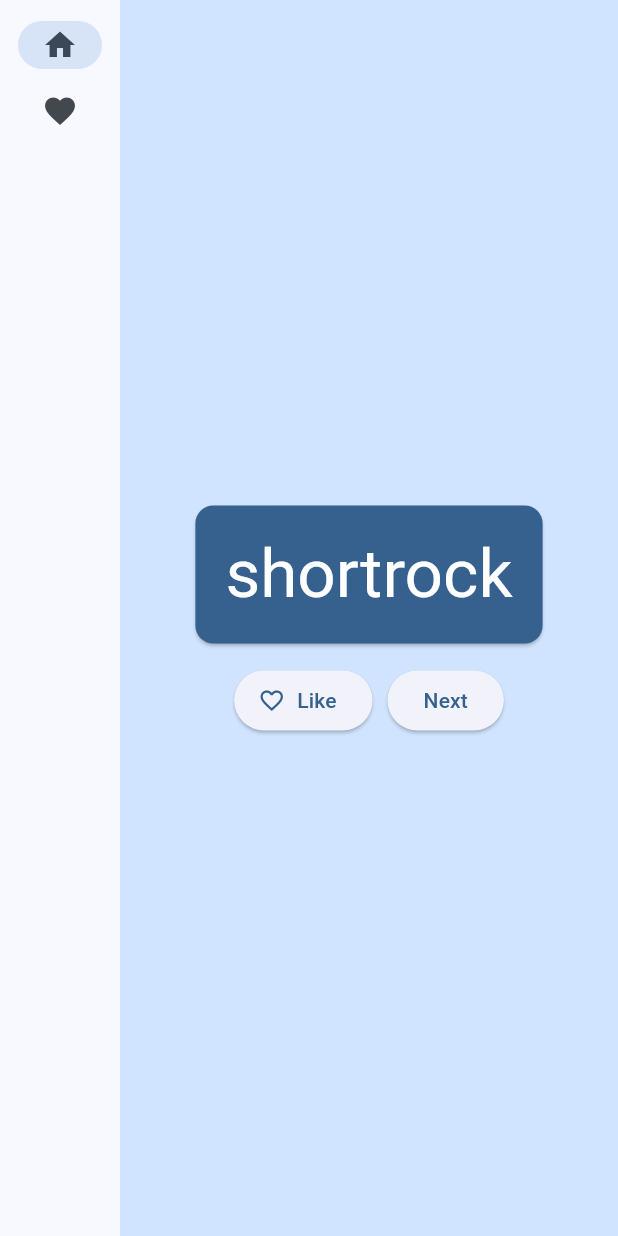
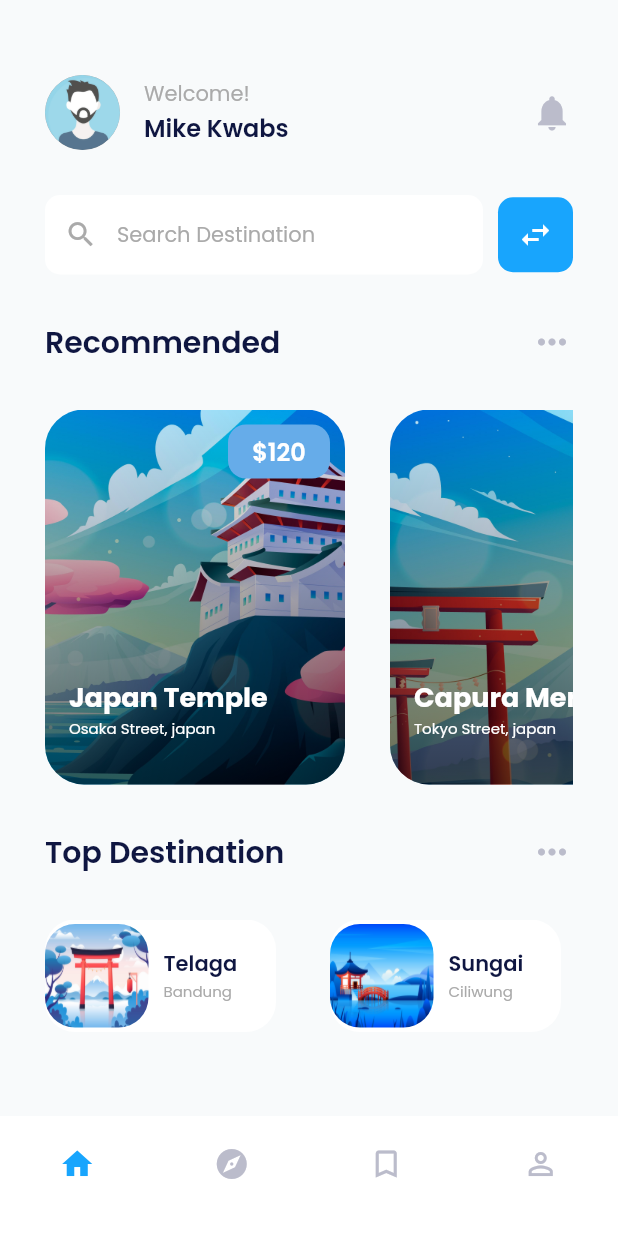
Before and after one commit to mikekwabs/learning-flutter, a Flutter app: the screen it shows after launch, on a phone screen of 412 x 824 dp. Run offline on Flutter 3.47's test engine with Material 2 defaults, Android fonts, the phone set to English and light mode, and no system bars; our stand-ins replace google_fonts.

Commit message:
designed android version of UI sample :dart:

```diff
--- /dev/null
+++ b/lib/components/card.dart
@@ -0,0 +1,34 @@
+import "package:flutter/material.dart";
+import "../models/destination.dart";
+import "card_image.dart";
+
+class CardView extends StatelessWidget {
+  const CardView({super.key});
+
+  @override
+  Widget build(BuildContext context) {
+    List<Destination> destinations = [
+      Destination(
+          "images/one.jpg", "Japan Temple", "120", "Osaka Street, japan"),
+      Destination(
+          "images/two.jpg", "Capura Mero", "100", "Tokyo Street, japan"),
+      Destination("images/three.jpg", "Telaga", "80", "Bandung, japan"),
+    ];
+    return SizedBox(
+      height: 250,
+      child: ListView.builder(
+        itemCount: destinations.length,
+        itemBuilder: (context, index) {
+          var dest = destinations[index];
+          return CardImage(
+              image: dest.image,
+              name: dest.name,
+              price: dest.price,
+              location: dest.location);
+        },
+        scrollDirection: Axis.horizontal,
+        physics: BouncingScrollPhysics(),
+      ),
+    );
+  }
+}
--- /dev/null
+++ b/lib/components/card_dest_image.dart
@@ -0,0 +1,49 @@
+import 'package:flutter/material.dart';
+import 'package:new_app/utils/styles.dart';
+
+class CardDestImage extends StatelessWidget {
+  final String name;
+  final String image;
+  final String location;
+
+  const CardDestImage(
+      {super.key,
+      required this.name,
+      required this.image,
+      required this.location});
+
+  @override
+  Widget build(BuildContext context) {
+    return Container(
+      width: 154,
+      height: 75,
+      margin: EdgeInsets.only(right: 36),
+      decoration:
+          BoxDecoration(color: white, borderRadius: BorderRadius.circular(20)),
+      child: Row(
+        children: [
+          Container(
+            width: 69,
+            height: 69,
+            decoration: BoxDecoration(
+                borderRadius: BorderRadius.circular(20),
+                image: DecorationImage(
+                    image: AssetImage(image), fit: BoxFit.fill)),
+          ),
+          SizedBox(width: xsmall),
+          Column(
+            crossAxisAlignment: CrossAxisAlignment.start,
+            mainAxisAlignment: MainAxisAlignment.center,
+            children: [
+              Text(name, style: heading4),
+              Text(
+                location,
+                style: p3,
+              )
+            ],
+          )
+        ],
+      ),
+    );
+  }
+}
--- /dev/null
+++ b/lib/components/card_image.dart
@@ -0,0 +1,76 @@
+import 'package:flutter/material.dart';
+import 'package:new_app/utils/styles.dart';
+
+class CardImage extends StatelessWidget {
+  final String image;
+  final String name;
+  final String price;
+  final String location;
+
+  const CardImage(
+      {super.key,
+      required this.image,
+      required this.name,
+      required this.price,
+      required this.location});
+
+  @override
+  Widget build(BuildContext context) {
+    return Container(
+        width: 200,
+        height: 250,
+        margin: EdgeInsets.only(right: medium),
+        decoration: BoxDecoration(
+          borderRadius: BorderRadius.circular(26),
+          image: DecorationImage(image: AssetImage(image), fit: BoxFit.cover),
+        ),
+        child: Container(
+          decoration: BoxDecoration(
+              borderRadius: BorderRadius.circular(26),
+              gradient: LinearGradient(colors: [
+                Color.fromRGBO(0, 0, 0, 0.6),
+                Colors.transparent,
+              ], begin: Alignment.bottomCenter, end: Alignment.topCenter)),
+          child: Padding(
+            padding: EdgeInsets.only(left: small, bottom: medium),
+            child: Column(
+              crossAxisAlignment: CrossAxisAlignment.start,
+              mainAxisAlignment: MainAxisAlignment.spaceBetween,
+              children: [
+                Row(
+                  mainAxisAlignment: MainAxisAlignment.end,
+                  children: [
+                    Padding(
+                      padding: const EdgeInsets.all(10),
+                      child: Container(
+                        width: 68,
+                        height: 36,
+                        decoration: BoxDecoration(
+                            color: accentLight,
+                            borderRadius: BorderRadius.circular(12)),
+                        child: Center(
+                          child: Text("\$$price", style: pPrice),
+                        ),
+                      ),
+                    )
+                  ],
+                ),
+                Column(
+                  crossAxisAlignment: CrossAxisAlignment.start,
+                  children: [
+                    Text(
+                      name,
+                      style: pBold,
+                    ),
+                    Text(
+                      location,
+                      style: pLocation,
+                    )
+                  ],
+                )
+              ],
+            ),
+          ),
+        ));
+  }
+}
--- /dev/null
+++ b/lib/components/heading.dart
@@ -0,0 +1,46 @@
+import "package:flutter/material.dart";
+import "package:new_app/utils/styles.dart";
+
+class HeadingSection extends StatelessWidget {
+  const HeadingSection({super.key});
+
+  @override
+  Widget build(BuildContext context) {
+    return Row(
+      mainAxisAlignment: MainAxisAlignment.spaceBetween,
+      children: [
+        Row(
+          children: [
+            Container(
+              width: 50,
+              height: 50,
+              decoration: BoxDecoration(
+                  color: text,
+                  borderRadius: BorderRadius.circular(100),
+                  image:
+                      DecorationImage(image: AssetImage("images/profile.png"))),
+            ),
+            SizedBox(
+              width: small,
+            ),
+            Column(
+              crossAxisAlignment: CrossAxisAlignment.start,
+              children: [
+                Text("Welcome!", style: p1),
+                Text(
+                  "Mike Kwabs",
+                  style: heading3,
+                )
+              ],
+            )
+          ],
+        ),
+        Icon(
+          Icons.notifications,
+          color: icon,
+          size: 28,
+        )
+      ],
+    );
+  }
+}
--- /dev/null
+++ b/lib/components/label_section.dart
@@ -0,0 +1,27 @@
+import "package:flutter/material.dart";
+import "../utils/styles.dart";
+
+class LabelSection extends StatelessWidget {
+  final String text;
+  final TextStyle style;
+
+  const LabelSection({required this.style, required this.text, super.key});
+
+  @override
+  Widget build(BuildContext context) {
+    return Row(
+      mainAxisAlignment: MainAxisAlignment.spaceBetween,
+      children: [
+        Text(
+          text,
+          style: style,
+        ),
+        Icon(
+          Icons.more_horiz,
+          color: icon,
+          size: 28,
+        )
+      ],
+    );
+  }
+}
--- /dev/null
+++ b/lib/components/search.dart
@@ -0,0 +1,46 @@
+import 'package:flutter/material.dart';
+import '../utils/styles.dart';
+
+class SearchSection extends StatelessWidget {
+  const SearchSection({super.key});
+
+  @override
+  Widget build(BuildContext context) {
+    return Row(
+      children: [
+        Expanded(
+            child: TextField(
+          style: p1,
+          cursorColor: accent,
+          decoration: InputDecoration(
+              contentPadding: EdgeInsets.symmetric(vertical: small),
+              hintText: "Search Destination",
+              hintStyle: p1,
+              fillColor: white,
+              filled: true,
+              border: OutlineInputBorder(
+                  borderRadius: BorderRadius.circular(10),
+                  borderSide: BorderSide.none),
+              prefixIcon: Icon(
+                Icons.search,
+                color: text,
+                size: 22,
+              )),
+        )),
+        SizedBox(
+          width: 10,
+        ),
+        Container(
+          height: 50,
+          width: 50,
+          decoration: BoxDecoration(
+              color: accent, borderRadius: BorderRadius.circular(10)),
+          child: Icon(
+            Icons.swap_horiz,
+            color: white,
+          ),
+        )
+      ],
+    );
+  }
+}
--- /dev/null
+++ b/lib/components/top_destination.dart
@@ -0,0 +1,30 @@
+import 'package:flutter/material.dart';
+import '../models/destination.dart';
+import 'card_dest_image.dart';
+
+class TopDestination extends StatelessWidget {
+  const TopDestination({super.key});
+
+  @override
+  Widget build(BuildContext context) {
+    List<Destination> destinations = [
+      Destination("images/four.jpg", "Telaga", "120", "Bandung"),
+      Destination("images/three.jpg", "Sungai", "100", "Ciliwung"),
+      Destination("images/two.jpg", "Mumabi", "100", "Talwia"),
+    ];
+
+    return SizedBox(
+      height: 75,
+      child: ListView.builder(
+        physics: BouncingScrollPhysics(),
+        itemCount: destinations.length,
+        itemBuilder: (context, index) {
+          var dest = destinations[index];
+          return CardDestImage(
+              image: dest.image, location: dest.location, name: dest.name);
+        },
+        scrollDirection: Axis.horizontal,
+      ),
+    );
+  }
+}
--- a/lib/main.dart
+++ b/lib/main.dart
@@ -1,9 +1,5 @@
-import 'package:english_words/english_words.dart';
-import 'package:flutter/material.dart';
-import 'package:provider/provider.dart';
-
-//entry point to the application: this tells Flutter to run the app
-// defined in MyApp
+import "package:flutter/material.dart";
+import "package:new_app/pages/home_page.dart";
 
 void main() {
   runApp(MyApp());
@@ -14,157 +10,10 @@ class MyApp extends StatelessWidget {
 
   @override
   Widget build(BuildContext context) {
-    return ChangeNotifierProvider(
-      create: (context) => MyAppState(),
-      child: MaterialApp(
-        title: 'Namer App',
-        theme: ThemeData(
-          useMaterial3: true,
-          colorScheme: ColorScheme.fromSeed(seedColor: Colors.blue),
-        ),
-        home: MyHomePage(),
-      ),
+    return MaterialApp(
+      debugShowCheckedModeBanner: false,
+      title: "Travel App",
+      home: HomePage(),
     );
   }
 }
-
-class MyAppState extends ChangeNotifier {
-  var current = WordPair.random();
-
-  //a function to get the next pair
-  void getNext() {
-    current = WordPair.random();
-    notifyListeners();
-  }
-
-  //save liked words
-  var favorites = <WordPair>[];
-
-  void toggleFavorite() {
-    if (favorites.contains(current)) {
-      favorites.remove(current);
-    } else {
-      favorites.add(current);
-    }
-    notifyListeners();
-  }
-}
-
-class MyHomePage extends StatefulWidget {
-  @override
-  State<MyHomePage> createState() => _MyHomePageState();
-}
-
-class _MyHomePageState extends State<MyHomePage> {
-  var selectedIndex = 0;
-
-  @override
-  Widget build(BuildContext context) {
-    return Scaffold(
-      body: Row(
-        children: [
-          SafeArea(
-            child: NavigationRail(
-              extended: false,
-              destinations: [
-                NavigationRailDestination(
-                  icon: Icon(Icons.home),
-                  label: Text('Home'),
-                ),
-                NavigationRailDestination(
-                  icon: Icon(Icons.favorite),
-                  label: Text('Favorites'),
-                ),
-              ],
-              selectedIndex: selectedIndex,
-              onDestinationSelected: (value) {
-                setState(() {
-                  selectedIndex = value;
-                });
-              },
-            ),
-          ),
-          Expanded(
-            child: Container(
-              color: Theme.of(context).colorScheme.primaryContainer,
-              child: GeneratorPage(),
-            ),
-          ),
-        ],
-      ),
-    );
-  }
-}
-
-class BigCard extends StatelessWidget {
-  const BigCard({
-    super.key,
-    required this.pair,
-  });
-
-  final WordPair pair;
-
-  @override
-  Widget build(BuildContext context) {
-    final theme = Theme.of(context);
-
-    final style = theme.textTheme.displayMedium!.copyWith(
-      color: theme.colorScheme.onPrimary,
-    );
-
-    return Card(
-      color: theme.colorScheme.primary,
-      child: Padding(
-        padding: const EdgeInsets.all(20),
-        child: Text(
-          pair.asLowerCase,
-          style: style,
-        ),
-      ),
-    );
-  }
-}
-
-class GeneratorPage extends StatelessWidget {
-  @override
-  Widget build(BuildContext context) {
-    var appState = context.watch<MyAppState>();
-    var pair = appState.current;
-
-    IconData icon;
-    if (appState.favorites.contains(pair)) {
-      icon = Icons.favorite;
-    } else {
-      icon = Icons.favorite_border;
-    }
-
-    return Center(
-      child: Column(
-        mainAxisAlignment: MainAxisAlignment.center,
-        children: [
-          BigCard(pair: pair),
-          SizedBox(height: 10),
-          Row(
-            mainAxisSize: MainAxisSize.min,
-            children: [
-              ElevatedButton.icon(
-                onPressed: () {
-                  appState.toggleFavorite();
-                },
-                icon: Icon(icon),
-                label: Text('Like'),
-              ),
-              SizedBox(width: 10),
-              ElevatedButton(
-                onPressed: () {
-                  appState.getNext();
-                },
-                child: Text('Next'),
-              ),
-            ],
-          ),
-        ],
-      ),
-    );
-  }
-}
--- /dev/null
+++ b/lib/models/destination.dart
@@ -0,0 +1,12 @@
+//create a model for card image data
+
+class Destination {
+  final String image;
+  final String name;
+  final String price;
+  final String location;
+
+  //constructor
+
+  Destination(this.image, this.name, this.price, this.location);
+}
--- /dev/null
+++ b/lib/pages/home_page.dart
@@ -0,0 +1,69 @@
+import 'package:flutter/material.dart';
+import 'package:new_app/utils/styles.dart';
+import '../components/card.dart';
+import '../components/heading.dart';
+import '../components/label_section.dart';
+import '../components/search.dart';
+import '../components/top_destination.dart';
+
+class HomePage extends StatelessWidget {
+  const HomePage({super.key});
+
+  @override
+  Widget build(BuildContext context) {
+    return Scaffold(
+      backgroundColor: background,
+      body: SafeArea(
+        child: Padding(
+          padding: EdgeInsets.only(left: medium, top: 50, right: medium),
+          child: Column(
+            children: [
+              HeadingSection(),
+              SizedBox(
+                height: medium,
+              ),
+              SearchSection(),
+              SizedBox(
+                height: medium,
+              ),
+              LabelSection(style: heading1, text: "Recommended"),
+              SizedBox(
+                height: medium,
+              ),
+              CardView(),
+              SizedBox(height: medium),
+              LabelSection(style: heading1, text: "Top Destination"),
+              SizedBox(height: medium),
+              TopDestination(),
+            ],
+          ),
+        ),
+      ),
+      bottomNavigationBar: SizedBox(
+        height: 80,
+        child: BottomNavigationBar(
+            selectedItemColor: accent,
+            unselectedItemColor: icon,
+            elevation: 0,
+            backgroundColor: white,
+            type: BottomNavigationBarType.fixed,
+            items: [
+              BottomNavigationBarItem(
+                label: "",
+                icon: Icon(Icons.home),
+              ),
+              BottomNavigationBarItem(
+                icon: Icon(Icons.explore),
+                label: "",
+              ),
+              BottomNavigationBarItem(
+                label: "",
+                icon: Icon(Icons.bookmark_outline),
+              ),
+              BottomNavigationBarItem(
+                  icon: Icon(Icons.person_outline), label: ""),
+            ]),
+      ),
+    );
+  }
+}
--- /dev/null
+++ b/lib/utils/styles.dart
@@ -0,0 +1,41 @@
+import 'package:flutter/material.dart';
+import 'package:google_fonts/google_fonts.dart';
+
+//Colors
+var accent = Color(0xFF18A5FD);
+var accentLight = Color(0xFF66ACE9);
+var heading = Color(0xFF0F1641);
+var text = Color(0xFFAAAAAA);
+var icon = Color(0xFFBBBCCB);
+var background = Color(0xFFF8FAFB);
+var white = Color(0xFFFFFFFF);
+var black = Color(0xFF000000);
+
+//TextStyles
+var heading1 = GoogleFonts.poppins(
+    fontWeight: FontWeight.w600, color: heading, fontSize: 20);
+var heading2 = GoogleFonts.poppins(
+    fontWeight: FontWeight.w600, color: heading, fontSize: 18);
+var heading3 = GoogleFonts.poppins(
+    fontWeight: FontWeight.w600, color: heading, fontSize: 16);
+var heading4 = GoogleFonts.poppins(
+    fontWeight: FontWeight.w600, color: heading, fontSize: 14);
+
+TextStyle pBold = GoogleFonts.poppins(
+    fontSize: 18, fontWeight: FontWeight.w700, color: white);
+TextStyle p1 =
+    GoogleFonts.poppins(fontSize: 14, fontWeight: FontWeight.w400, color: text);
+TextStyle p2 =
+    GoogleFonts.poppins(fontSize: 12, fontWeight: FontWeight.w400, color: text);
+TextStyle p3 =
+    GoogleFonts.poppins(fontSize: 10, fontWeight: FontWeight.w400, color: text);
+TextStyle pLocation = GoogleFonts.poppins(
+    fontSize: 10, fontWeight: FontWeight.w400, color: white);
+
+TextStyle pPrice = GoogleFonts.poppins(
+    fontSize: 16, fontWeight: FontWeight.w600, color: white);
+
+//Gap
+var medium = 30.0;
+var small = 16.0;
+var xsmall = 10.0;
```
Also changed, not shown: pubspec.yaml (+4 -3 lines), images/four.jpg (added), images/one.jpg (added), images/profile.png (added), images/three.jpg (added), images/two.jpg (added), pubspec.lock, 1 other file.
